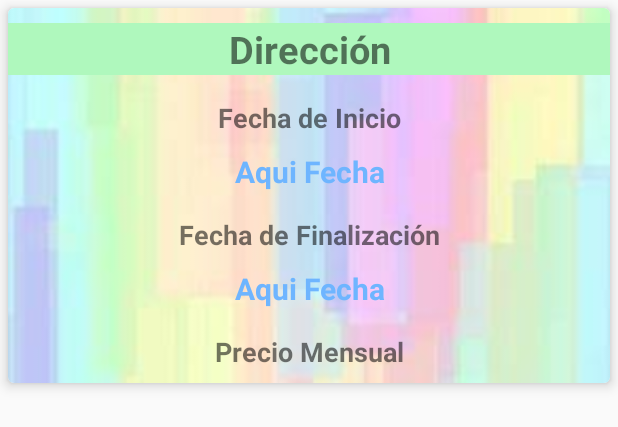
After one commit to mica1105/InmobiliariaFinal, an Android app: the layout item_contrato.xml on its own in the app's theme, with its tools: preview values and no code run, on a phone screen of 412 x 824 dp. The commit adds this screen. Shown: the top 427 px of the screen. Run offline under Robolectric (Android 15) with nearby library versions, the phone set to English and light mode, and no system bars.

Commit message:
Agrega un recyclerview para mostrar todos los contrato y filtrar por direccion o fechas

```diff
--- a/app/src/main/java/com/mika/inmobiliariafinal/request/ApiClient.java
+++ b/app/src/main/java/com/mika/inmobiliariafinal/request/ApiClient.java
@@ -68,10 +68,11 @@ public class ApiClient {
         @GET("Contrato")
         Call<ArrayList<Contrato>> obtenerContratos(@Header("Authorization") String authorization);
 
+        @GET("Contrato/Vigentes")
+        Call<ArrayList<Contrato>> obtenerContratosVigentes(@Header("Authorization") String authorization);
+
         @GET("Pago/PorContrato/{id}")
         Call<ArrayList<Pago>> obtenerPagos(@Header("Authorization") String authorization, @Path("id") String id);
 
-
-
     }
 }
--- a/app/src/main/java/com/mika/inmobiliariafinal/ui/Adapter/ViewPageAdapter.java
+++ b/app/src/main/java/com/mika/inmobiliariafinal/ui/Adapter/ViewPageAdapter.java
@@ -5,6 +5,8 @@ import androidx.fragment.app.Fragment;
 import androidx.fragment.app.FragmentManager;
 import androidx.lifecycle.Lifecycle;
 import androidx.viewpager2.adapter.FragmentStateAdapter;
+
+import com.mika.inmobiliariafinal.modelo.Inquilino;
 
 import java.util.ArrayList;
 import java.util.List;
@@ -31,4 +33,5 @@ public class ViewPageAdapter extends FragmentStateAdapter {
     public void addFragment(Fragment fragment){
         fragmentList.add(fragment);
     }
+
 }
--- a/app/src/main/java/com/mika/inmobiliariafinal/ui/contratos/ContratosViewModel.java
+++ b/app/src/main/java/com/mika/inmobiliariafinal/ui/contratos/ContratosViewModel.java
@@ -40,12 +40,11 @@ private Context context;
         return contratos;
     }
 
-
-    public void recuperarContratos(Bundle bundle) {
+    public void recuperarContratosVigentes(Bundle bundle) {
         final Bundle bundle1= bundle;
         SharedPreferences sp = context.getSharedPreferences("datos", 0);
         String token= sp.getString("token","-1");
-        Call<ArrayList<Contrato>> lista= ApiClient.getMyApiClient().obtenerContratos(token);
+        Call<ArrayList<Contrato>> lista= ApiClient.getMyApiClient().obtenerContratosVigentes(token);
         lista.enqueue(new Callback<ArrayList<Contrato>>() {
             @Override
             public void onResponse(Call<ArrayList<Contrato>> call, Response<ArrayList<Contrato>> response) {
@@ -74,4 +73,5 @@ private Context context;
             }
         });
     }
+
 }
--- /dev/null
+++ b/app/src/main/res/layout/item_contrato.xml
@@ -0,0 +1,85 @@
+<?xml version="1.0" encoding="utf-8"?>
+<androidx.cardview.widget.CardView
+    xmlns:android="http://schemas.android.com/apk/res/android"
+    android:layout_width="match_parent"
+    android:layout_height="250dp"
+    xmlns:app="http://schemas.android.com/apk/res-auto"
+    app:cardCornerRadius="4dp"
+    android:layout_margin="5dp"
+    app:cardElevation="5dp">
+    <LinearLayout
+        android:layout_width="match_parent"
+        android:layout_height="match_parent"
+        android:orientation="vertical"
+        android:background="@drawable/images">
+        <TextView
+            android:id="@+id/tvDireccion1"
+            android:layout_width="match_parent"
+            android:layout_height="wrap_content"
+            android:background="#AFF8BD"
+            android:layout_marginTop="10dp"
+            android:text="Dirección"
+            android:textAlignment="center"
+            android:textSize="25dp"
+            android:textStyle="bold" />
+        <TextView
+            android:layout_width="match_parent"
+            android:layout_height="wrap_content"
+            android:layout_marginTop="16dp"
+            android:text="Fecha de Inicio"
+            android:textAlignment="center"
+            android:inputType="date"
+            android:textSize="18dp"
+            android:textStyle="bold"
+            />
+        <TextView
+            android:id="@+id/tvFechaInicio1"
+            android:layout_width="match_parent"
+            android:layout_height="wrap_content"
+            android:layout_marginTop="10dp"
+            android:text="Aqui Fecha"
+            android:textAlignment="center"
+            android:inputType="date"
+            android:textColor="#6eb5ff"
+            android:textStyle="bold"
+            android:textSize="20dp"/>
+        <TextView
+            android:layout_width="match_parent"
+            android:layout_height="wrap_content"
+            android:layout_marginTop="16dp"
+            android:text="Fecha de Finalización"
+            android:textAlignment="center"
+            android:textSize="18dp"
+            android:textStyle="bold"/>
+        <TextView
+            android:id="@+id/tvFechaFin1"
+            android:layout_width="match_parent"
+            android:layout_height="wrap_content"
+            android:layout_marginTop="10dp"
+            android:text="Aqui Fecha"
+            android:textAlignment="center"
+            android:textColor="#6eb5ff"
+            android:textStyle="bold"
+            android:textSize="20dp"/>
+        <TextView
+            android:layout_width="match_parent"
+            android:layout_height="wrap_content"
+            android:layout_marginTop="16dp"
+            android:text="Precio Mensual"
+            android:textAlignment="center"
+            android:textSize="18dp"
+            android:textStyle="bold"/>
+        <TextView
+            android:id="@+id/tvPrecio1"
+            android:layout_width="match_parent"
+            android:layout_height="wrap_content"
+            android:layout_marginTop="10dp"
+            android:text="Aqui Precio"
+            android:textAlignment="center"
+            android:textColor="#6eb5ff"
+            android:textStyle="bold"
+            android:textSize="20dp"/>
+    </LinearLayout>
+
+
+</androidx.cardview.widget.CardView>
--- a/app/src/main/res/values/strings.xml
+++ b/app/src/main/res/values/strings.xml
@@ -12,7 +12,7 @@
     <string name="menu_inquilinos">Inquilinos</string>
     <string name="menu_inquilino">Datos del Inquilino</string>
     <string name="menu_pagos">Pagos</string>
-    <string name="menu_contratos">Contratos</string>
+    <string name="menu_contratos">Contratos Vigentes</string>
     <string name="menu_cerrar">Cerrar Sesión</string>
     <string name="fragment_contrato">Detalles de Contrato</string>
     <string name="fragment_pago">Detalles de Pago</string>
```
Also changed, not shown: app/src/main/java/com/mika/inmobiliariafinal/ui/Adapter/ContratosAdapter.java (added, +68 -0 lines), app/src/main/java/com/mika/inmobiliariafinal/ui/contratos/ContratosFragment.java (+10 -1 lines), app/src/main/java/com/mika/inmobiliariafinal/ui/contratos/TodosContratosFragment.java (added, +85 -0 lines), app/src/main/java/com/mika/inmobiliariafinal/ui/contratos/TodosContratosViewModel.java (added, +75 -0 lines), app/src/main/res/layout/fragment_contratos.xml (+14 -1 lines), app/src/main/res/navigation/mobile_navigation.xml (+11 -1 lines).
